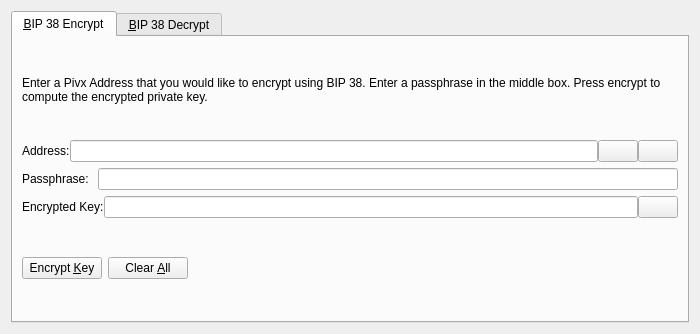
Before: the Qt Designer form src/qt/forms/bip38tooldialog.ui in blocknetdx/blocknet, drawn with Qt 5.
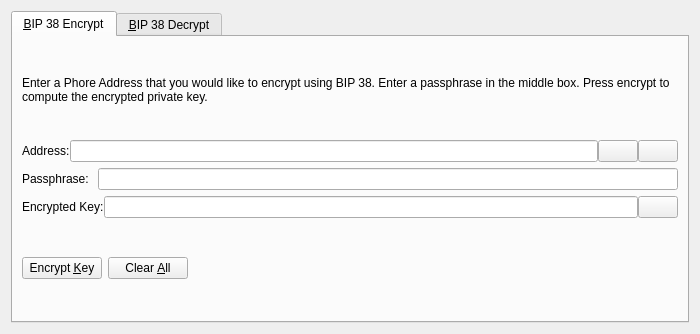
After: the same form once the commit is applied. The open tabs and pages were chosen to show the change. Icons and pictures are not drawn. Custom widgets are drawn as their Qt base class.

Commit message: Fork PIVX to Phore

```diff
--- a/src/qt/forms/bip38tooldialog.ui
+++ b/src/qt/forms/bip38tooldialog.ui
@@ -30,7 +30,7 @@
        <item>
         <widget class="QLabel" name="infoLabel_ENC">
          <property name="text">
-          <string>Enter a Pivx Address that you would like to encrypt using BIP 38. Enter a passphrase in the middle box. Press encrypt to compute the encrypted private key.</string>
+          <string>Enter a Phore Address that you would like to encrypt using BIP 38. Enter a passphrase in the middle box. Press encrypt to compute the encrypted private key.</string>
          </property>
          <property name="textFormat">
           <enum>Qt::PlainText</enum>
```
Left out of the diff: 24 changed lines with no effect on the pictures. The commit also changes 583 other files.
